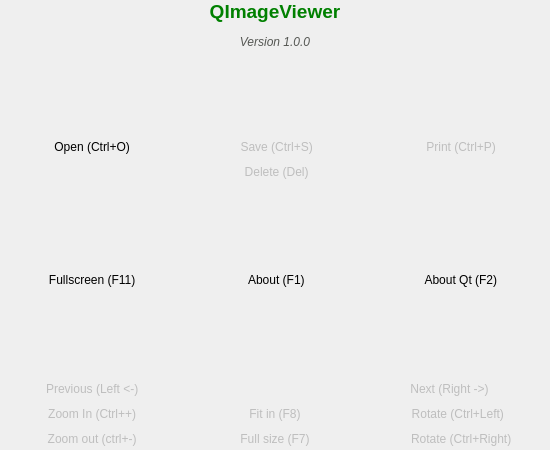
Old version of the form QImageWiever/infodialog.ui in the repository Rork96/QtProjects.
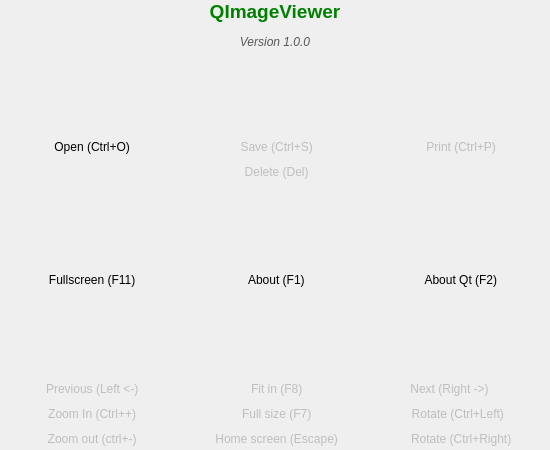
New version of the form. Icons and pictures are not drawn.

What changed in the file:
```diff
--- a/QImageWiever/infodialog.ui
+++ b/QImageWiever/infodialog.ui
@@ -290,30 +290,20 @@
      </property>
     </widget>
    </item>
-   <item row="14" column="1">
-    <widget class="QPushButton" name="realScaleBtn">
-     <property name="enabled">
-      <bool>false</bool>
-     </property>
+   <item row="4" column="0" colspan="3">
+    <widget class="QLabel" name="label">
      <property name="text">
-      <string>Full size (F7)</string>
-     </property>
-     <property name="icon">
-      <iconset resource="res.qrc">
-       <normaloff>:/pict/resize.png</normaloff>:/pict/resize.png</iconset>
-     </property>
-     <property name="flat">
-      <bool>true</bool>
+      <string>&lt;html&gt;&lt;head/&gt;&lt;body&gt;&lt;p align=&quot;center&quot;&gt;&lt;img src=&quot;:/pict/QImageViewer.png&quot;/&gt;&lt;/p&gt;&lt;p align=&quot;center&quot;&gt;&lt;span style=&quot; font-family:'DejaVu Sans Mono'; font-size:14pt; font-weight:600; color:#008000;&quot;&gt;QImageViewer&lt;/span&gt;&lt;/p&gt;&lt;p align=&quot;center&quot;&gt;&lt;span style=&quot; font-style:italic; color:#555753;&quot;&gt;Version 1.0.0&lt;/span&gt;&lt;/p&gt;&lt;/body&gt;&lt;/html&gt;</string>
      </property>
     </widget>
    </item>
-   <item row="12" column="1">
+   <item row="11" column="1">
     <widget class="QPushButton" name="fitScaleBtn">
      <property name="enabled">
       <bool>false</bool>
      </property>
      <property name="text">
-      <string>Fit in (F8)</string>
+      <string> Fit in (F8)</string>
      </property>
      <property name="icon">
       <iconset resource="res.qrc">
@@ -330,10 +320,37 @@
      </property>
     </widget>
    </item>
-   <item row="4" column="0" colspan="3">
-    <widget class="QLabel" name="label">
+   <item row="12" column="1">
+    <widget class="QPushButton" name="realScaleBtn">
+     <property name="enabled">
+      <bool>false</bool>
+     </property>
      <property name="text">
-      <string>&lt;html&gt;&lt;head/&gt;&lt;body&gt;&lt;p align=&quot;center&quot;&gt;&lt;img src=&quot;:/pict/QImageViewer.png&quot;/&gt;&lt;/p&gt;&lt;p align=&quot;center&quot;&gt;&lt;span style=&quot; font-family:'DejaVu Sans Mono'; font-size:14pt; font-weight:600; color:#008000;&quot;&gt;QImageViewer&lt;/span&gt;&lt;/p&gt;&lt;p align=&quot;center&quot;&gt;&lt;span style=&quot; font-style:italic; color:#555753;&quot;&gt;Version 1.0.0&lt;/span&gt;&lt;/p&gt;&lt;/body&gt;&lt;/html&gt;</string>
+      <string> Full size (F7)</string>
+     </property>
+     <property name="icon">
+      <iconset resource="res.qrc">
+       <normaloff>:/pict/resize.png</normaloff>:/pict/resize.png</iconset>
+     </property>
+     <property name="flat">
+      <bool>true</bool>
+     </property>
+    </widget>
+   </item>
+   <item row="14" column="1">
+    <widget class="QPushButton" name="closeImageBtn">
+     <property name="enabled">
+      <bool>false</bool>
+     </property>
+     <property name="text">
+      <string> Home screen (Escape)</string>
+     </property>
+     <property name="icon">
+      <iconset resource="res.qrc">
+       <normaloff>:/pict/QImageViewer.png</normaloff>:/pict/QImageViewer.png</iconset>
+     </property>
+     <property name="flat">
+      <bool>true</bool>
      </property>
     </widget>
    </item>
```
